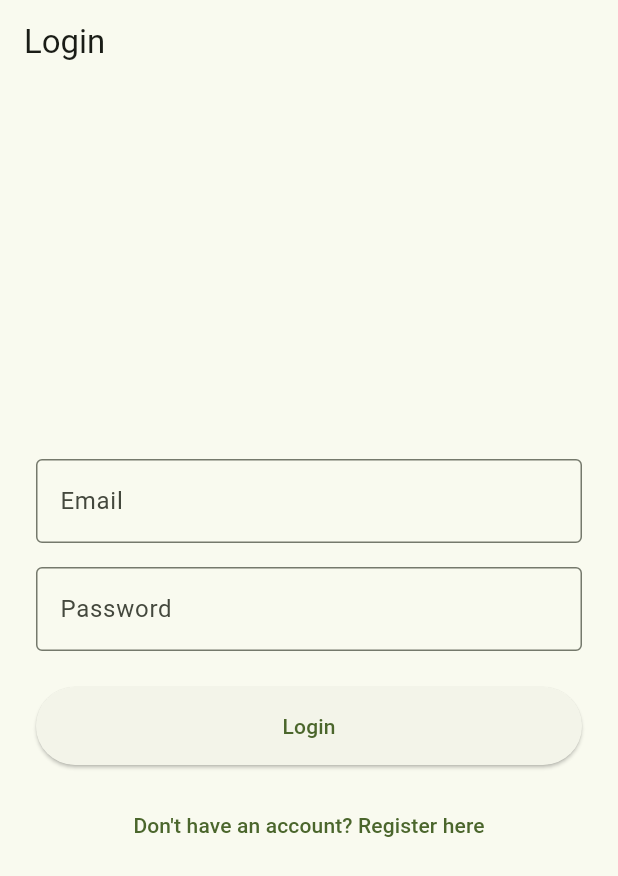
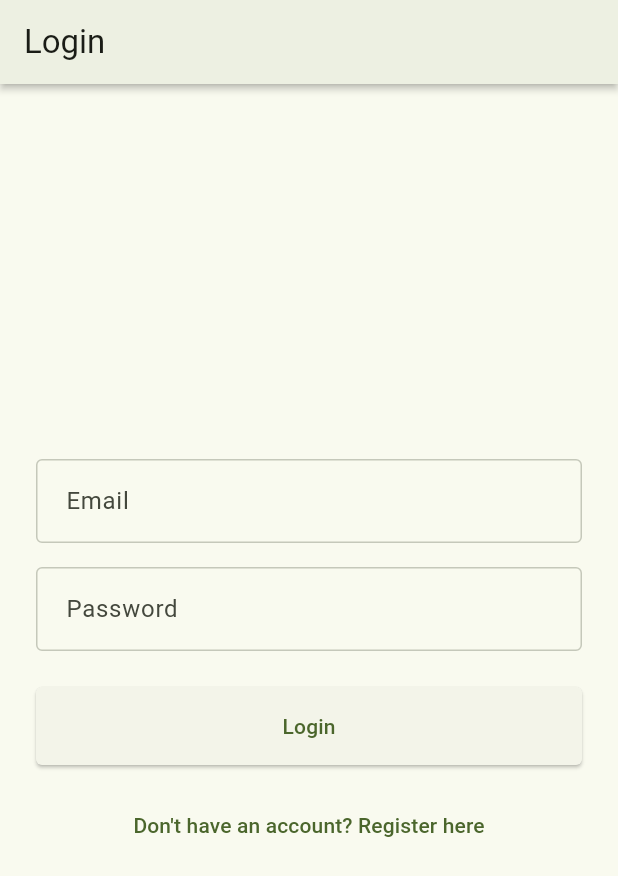
Before and after one commit to the-jeddi/flutter-blog, a Flutter app: the screen it shows after launch, on a phone screen of 412 x 824 dp. Shown: the top 876 px of the screen. Run offline on Flutter 3.47's test engine with Material 3 defaults, Android fonts, the phone set to English and light mode, and no system bars; our stand-ins replace get_it, go_router, image_picker, shared_preferences, supabase_flutter; accounts and stored records are empty.

Commit message:
feat: implement responsive desktop layout and centralized theming

```diff
--- /dev/null
+++ b/lib/core/providers/theme_provider.dart
@@ -0,0 +1,33 @@
+import 'package:flutter/material.dart';
+import 'package:shared_preferences/shared_preferences.dart';
+
+class ThemeProvider extends ChangeNotifier {
+  static const String _themeKey = 'is_dark_mode';
+  ThemeMode _themeMode = ThemeMode.system;
+
+  ThemeMode get themeMode => _themeMode;
+  bool get isDarkMode => _themeMode == ThemeMode.dark;
+
+  ThemeProvider() {
+    _loadTheme();
+  }
+
+  Future<void> _loadTheme() async {
+    final prefs = await SharedPreferences.getInstance();
+    final isDark = prefs.getBool(_themeKey);
+
+    if (isDark != null) {
+      _themeMode = isDark ? ThemeMode.dark : ThemeMode.light;
+      notifyListeners();
+    }
+  }
+
+  Future<void> toggleTheme(bool isDark) async {
+    _themeMode = isDark ? ThemeMode.dark : ThemeMode.light;
+    notifyListeners();
+
+    // Save to local storage
+    final prefs = await SharedPreferences.getInstance();
+    await prefs.setBool(_themeKey, isDark);
+  }
+}
--- /dev/null
+++ b/lib/core/theme/app_theme.dart
@@ -0,0 +1,146 @@
+import 'package:flutter/material.dart';
+
+class AppTheme {
+  static const double radius = 4.0;
+  static final BorderRadius defaultBorderRadius = BorderRadius.circular(radius);
+  static const double borderWidth = 2.0;
+
+  static ThemeData get lightTheme {
+    final colorScheme = ColorScheme.fromSeed(seedColor: Colors.lightGreen);
+    final themeBorderSide = BorderSide(
+      color: colorScheme.outlineVariant,
+      width: borderWidth,
+    );
+
+    return ThemeData(
+      colorScheme: colorScheme,
+      useMaterial3: true,
+
+      cardTheme: CardThemeData(
+        elevation: 1,
+        shape: RoundedRectangleBorder(
+          borderRadius: defaultBorderRadius,
+          side: themeBorderSide,
+        ),
+        clipBehavior: Clip.antiAlias,
+      ),
+
+      dialogTheme: DialogThemeData(
+        shape: RoundedRectangleBorder(
+          borderRadius: defaultBorderRadius,
+          side: themeBorderSide,
+        ),
+        elevation: 4,
+      ),
+
+      inputDecorationTheme: InputDecorationTheme(
+        isDense: true,
+        contentPadding: const EdgeInsets.symmetric(
+          horizontal: 16,
+          vertical: 16,
+        ),
+        border: OutlineInputBorder(borderRadius: defaultBorderRadius),
+        enabledBorder: OutlineInputBorder(
+          borderRadius: defaultBorderRadius,
+          borderSide: BorderSide(color: colorScheme.outlineVariant),
+        ),
+        focusedBorder: OutlineInputBorder(
+          borderRadius: defaultBorderRadius,
+          borderSide: BorderSide(color: colorScheme.primary, width: 2),
+        ),
+      ),
+
+      elevatedButtonTheme: ElevatedButtonThemeData(
+        style: ElevatedButton.styleFrom(
+          shape: RoundedRectangleBorder(borderRadius: defaultBorderRadius),
+          padding: const EdgeInsets.symmetric(horizontal: 24, vertical: 12),
+        ),
+      ),
+
+      outlinedButtonTheme: OutlinedButtonThemeData(
+        style: OutlinedButton.styleFrom(
+          shape: RoundedRectangleBorder(borderRadius: defaultBorderRadius),
+          padding: const EdgeInsets.symmetric(horizontal: 24, vertical: 12),
+        ),
+      ),
+
+      textButtonTheme: TextButtonThemeData(
+        style: TextButton.styleFrom(
+          shape: RoundedRectangleBorder(borderRadius: defaultBorderRadius),
+          padding: const EdgeInsets.symmetric(horizontal: 24, vertical: 12),
+        ),
+      ),
+    );
+  }
+
+  static ThemeData get darkTheme {
+    final colorScheme = ColorScheme.fromSeed(
+      seedColor: Colors.green,
+      brightness: Brightness.dark,
+    );
+    final themeBorderSide = BorderSide(
+      color: colorScheme.outlineVariant,
+      width: borderWidth,
+    );
+
+    return ThemeData(
+      colorScheme: colorScheme,
+      useMaterial3: true,
+
+      cardTheme: CardThemeData(
+        elevation: 1,
+        shape: RoundedRectangleBorder(
+          borderRadius: defaultBorderRadius,
+          side: themeBorderSide,
+        ),
+        clipBehavior: Clip.antiAlias,
+      ),
+
+      dialogTheme: DialogThemeData(
+        shape: RoundedRectangleBorder(
+          borderRadius: defaultBorderRadius,
+          side: themeBorderSide,
+        ),
+        elevation: 4,
+      ),
+
+      inputDecorationTheme: InputDecorationTheme(
+        isDense: true,
+        contentPadding: const EdgeInsets.symmetric(
+          horizontal: 16,
+          vertical: 16,
+        ),
+        border: OutlineInputBorder(borderRadius: defaultBorderRadius),
+        enabledBorder: OutlineInputBorder(
+          borderRadius: defaultBorderRadius,
+          borderSide: BorderSide(color: colorScheme.outlineVariant),
+        ),
+        focusedBorder: OutlineInputBorder(
+          borderRadius: defaultBorderRadius,
+          borderSide: BorderSide(color: colorScheme.primary, width: 2),
+        ),
+      ),
+
+      elevatedButtonTheme: ElevatedButtonThemeData(
+        style: ElevatedButton.styleFrom(
+          shape: RoundedRectangleBorder(borderRadius: defaultBorderRadius),
+          padding: const EdgeInsets.symmetric(horizontal: 24, vertical: 12),
+        ),
+      ),
+
+      outlinedButtonTheme: OutlinedButtonThemeData(
+        style: OutlinedButton.styleFrom(
+          shape: RoundedRectangleBorder(borderRadius: defaultBorderRadius),
+          padding: const EdgeInsets.symmetric(horizontal: 24, vertical: 12),
+        ),
+      ),
+
+      textButtonTheme: TextButtonThemeData(
+        style: TextButton.styleFrom(
+          shape: RoundedRectangleBorder(borderRadius: defaultBorderRadius),
+          padding: const EdgeInsets.symmetric(horizontal: 24, vertical: 12),
+        ),
+      ),
+    );
+  }
+}
--- /dev/null
+++ b/lib/core/widgets/responsive_app_bar.dart
@@ -0,0 +1,45 @@
+import 'package:flutter/material.dart';
+
+class ResponsiveAppBar extends StatelessWidget implements PreferredSizeWidget {
+  final Widget? title;
+  final List<Widget>? actions;
+  final Widget? leading;
+  final double maxWidth;
+
+  const ResponsiveAppBar({
+    super.key,
+    this.title,
+    this.actions,
+    this.leading,
+    this.maxWidth = 700,
+  });
+
+  @override
+  Widget build(BuildContext context) {
+    return Material(
+      color: Theme.of(context).colorScheme.surface,
+      elevation: 2,
+      shadowColor: Theme.of(context).colorScheme.shadow,
+      surfaceTintColor: Theme.of(context).colorScheme.surfaceTint,
+      child: SafeArea(
+        bottom: false,
+        child: Center(
+          child: ConstrainedBox(
+            constraints: BoxConstraints(maxWidth: maxWidth),
+            child: AppBar(
+              leading: leading,
+              title: title,
+              actions: actions,
+              backgroundColor: Colors.transparent,
+              elevation: 0,
+              scrolledUnderElevation: 0,
+            ),
+          ),
+        ),
+      ),
+    );
+  }
+
+  @override
+  Size get preferredSize => const Size.fromHeight(kToolbarHeight);
+}
--- /dev/null
+++ b/lib/core/widgets/responsive_constrained_box.dart
@@ -0,0 +1,23 @@
+import 'package:flutter/material.dart';
+
+class ResponsiveConstrainedBox extends StatelessWidget {
+  final Widget child;
+  // Set max width to 700 for better desktop experience
+  final double maxWidth;
+
+  const ResponsiveConstrainedBox({
+    super.key,
+    required this.child,
+    this.maxWidth = 700,
+  });
+
+  @override
+  Widget build(BuildContext context) {
+    return Center(
+      child: ConstrainedBox(
+        constraints: BoxConstraints(maxWidth: maxWidth),
+        child: child,
+      ),
+    );
+  }
+}
--- a/lib/features/auth/screens/login_screen.dart
+++ b/lib/features/auth/screens/login_screen.dart
@@ -1,4 +1,6 @@
 import 'package:flutter/material.dart';
+import 'package:flutter_blog/core/widgets/responsive_app_bar.dart';
+import 'package:flutter_blog/core/widgets/responsive_constrained_box.dart';
 import 'package:flutter_blog/features/auth/providers/auth_provider.dart';
 import 'package:go_router/go_router.dart';
 import 'package:provider/provider.dart';
@@ -51,8 +53,9 @@ class _LoginScreenState extends State<LoginScreen> {
   @override
   Widget build(BuildContext context) {
     return Scaffold(
-      appBar: AppBar(title: const Text('Login')),
-      body: Center(
+      appBar: ResponsiveAppBar(title: const Text('Login')),
+      body: ResponsiveConstrainedBox(
+        child: Center(
           child: SingleChildScrollView(
             padding: const EdgeInsets.all(24.0),
             child: Form(
@@ -64,10 +67,7 @@ class _LoginScreenState extends State<LoginScreen> {
                   TextFormField(
                     controller: _emailController,
                     keyboardType: TextInputType.emailAddress,
-                  decoration: const InputDecoration(
-                    labelText: 'Email',
-                    border: OutlineInputBorder(),
-                  ),
+                    decoration: const InputDecoration(labelText: 'Email'),
                     validator: (value) {
                       if (value == null || value.isEmpty) {
                         return 'Please enter your email';
@@ -79,10 +79,7 @@ class _LoginScreenState extends State<LoginScreen> {
                   TextFormField(
                     controller: _passwordController,
                     obscureText: true,
-                  decoration: const InputDecoration(
-                    labelText: 'Password',
-                    border: OutlineInputBorder(),
-                  ),
+                    decoration: const InputDecoration(labelText: 'Password'),
                     validator: (value) {
                       if (value == null || value.isEmpty) {
                         return 'Please enter your password';
@@ -105,7 +102,9 @@ class _LoginScreenState extends State<LoginScreen> {
                             ? const SizedBox(
                                 height: 20,
                                 width: 20,
-                              child: CircularProgressIndicator(strokeWidth: 2),
+                                child: CircularProgressIndicator(
+                                  strokeWidth: 2,
+                                ),
                               )
                             : const Text('Login'),
                       );
@@ -122,6 +121,7 @@ class _LoginScreenState extends State<LoginScreen> {
             ),
           ),
         ),
+      ),
     );
   }
 }
--- a/lib/features/profile/models/profile_model.dart
+++ b/lib/features/profile/models/profile_model.dart
@@ -15,7 +15,7 @@ class Profile {
     return Profile(
       id: json['id'] as String,
       displayName: json['display_name'] as String,
-      avatarUrl: json['avatar_url'] as String,
+      avatarUrl: json['avatar_url'] as String?,
       createdAt: DateTime.parse(json['created_at'] as String),
     );
   }
--- a/lib/features/profile/providers/profile_provider.dart
+++ b/lib/features/profile/providers/profile_provider.dart
@@ -96,7 +96,8 @@ class ProfileProvider extends ChangeNotifier {
       );
       notifyListeners();
     } catch (e) {
-      _setError('Failed to create profile');
+      debugPrint('PROFILE CREATION ERROR: $e');
+      _setError('Failed to create profile: $e');
     } finally {
       _stopLoading();
     }
--- a/lib/features/profile/screens/onboarding_screen.dart
+++ b/lib/features/profile/screens/onboarding_screen.dart
@@ -93,7 +93,6 @@ class _OnboardingScreenState extends State<OnboardingScreen> {
                   child: CircleAvatar(
                     radius: 60,
                     backgroundColor: Colors.grey[300],
-                    // MemoryImage reads directly from our Uint8List
                     backgroundImage: _avatarBytes != null
                         ? MemoryImage(_avatarBytes!)
                         : null,
@@ -126,7 +125,7 @@ class _OnboardingScreenState extends State<OnboardingScreen> {
                 Consumer<ProfileProvider>(
                   builder: (context, provider, child) {
                     return SizedBox(
-                      width: double.infinity, // Make button stretch full width
+                      width: double.infinity,
                       child: ElevatedButton(
                         onPressed: provider.isLoading
                             ? null
--- a/lib/main.dart
+++ b/lib/main.dart
@@ -1,4 +1,7 @@
 import 'package:flutter/material.dart';
+import 'package:flutter_blog/core/providers/theme_provider.dart';
+import 'package:flutter_blog/core/theme/app_theme.dart';
+import 'package:flutter_blog/core/widgets/responsive_shell.dart';
 import 'package:flutter_blog/features/auth/screens/login_screen.dart';
 import 'package:flutter_blog/features/auth/screens/register_screen.dart';
 import 'package:flutter_blog/features/comments/providers/comment_provider.dart';
@@ -36,6 +39,7 @@ void main() async {
         ChangeNotifierProvider(create: (_) => ProfileProvider()),
         ChangeNotifierProvider(create: (_) => PostProvider()),
         ChangeNotifierProvider(create: (_) => CommentProvider()),
+        ChangeNotifierProvider(create: (_) => ThemeProvider()),
       ],
       child: const BlogApp(),
     ),
@@ -95,7 +99,6 @@ class _BlogAppState extends State<BlogApp> {
         return null;
       },
       routes: [
-        GoRoute(path: '/', builder: (context, state) => const FeedScreen()),
         GoRoute(
           path: '/login',
           builder: (context, state) => const LoginScreen(),
@@ -107,11 +110,6 @@ class _BlogAppState extends State<BlogApp> {
         GoRoute(
           path: '/onboarding',
           builder: (context, state) => const OnboardingScreen(),
-        ),
-        GoRoute(path: '/feed', builder: (context, state) => const FeedScreen()),
-        GoRoute(
-          path: '/profile',
-          builder: (context, state) => const ProfileScreen(),
         ),
         GoRoute(
           path: '/create-post',
@@ -127,19 +125,44 @@ class _BlogAppState extends State<BlogApp> {
             return PostDetailScreen(post: post);
           },
         ),
+
+        // Inside Shell
+        StatefulShellRoute.indexedStack(
+          builder: (context, state, navigationShell) {
+            return ResponsiveShell(navigationShell: navigationShell);
+          },
+          branches: [
+            StatefulShellBranch(
+              routes: [
+                GoRoute(
+                  path: '/feed',
+                  builder: (context, state) => const FeedScreen(),
+                ),
+              ],
+            ),
+            StatefulShellBranch(
+              routes: [
+                GoRoute(
+                  path: '/profile',
+                  builder: (context, state) => const ProfileScreen(),
+                ),
+              ],
+            ),
+          ],
+        ),
       ],
     );
   }
 
   @override
   Widget build(BuildContext context) {
-    // 3. Material App with go_router integration
+    final themeProvider = context.watch<ThemeProvider>();
+
     return MaterialApp.router(
       title: 'The Daily Bits',
-      theme: ThemeData(
-        colorScheme: ColorScheme.fromSeed(seedColor: Colors.lightGreen),
-        useMaterial3: true,
-      ),
+      theme: AppTheme.lightTheme,
+      darkTheme: AppTheme.darkTheme,
+      themeMode: themeProvider.themeMode,
       routerConfig: _router,
     );
   }
--- a/pubspec.yaml
+++ b/pubspec.yaml
@@ -40,6 +40,7 @@ dependencies:
   get_it: ^9.2.1
   image_picker: ^1.2.3
   intl: ^0.20.3
+  shared_preferences: ^2.5.5
 
 dev_dependencies:
   flutter_test:
```
Also changed, not shown: lib/core/widgets/responsive_shell.dart (added, +96 -0 lines), lib/features/auth/screens/register_screen.dart (+9 -3 lines), lib/features/posts/screens/create_post_screen.dart (+20 -11 lines), lib/features/posts/screens/feed_screen.dart (+6 -11 lines), lib/features/posts/screens/post_detail_screen.dart (+49 -19 lines), lib/features/posts/widgets/post_card.dart (+16 -7 lines), lib/features/profile/repositories/profile_repository.dart (+4 -4 lines), lib/features/profile/screens/profile_screen.dart (+44 -17 lines), pubspec.lock. Lines whose indentation alone changed are shown as unchanged.
